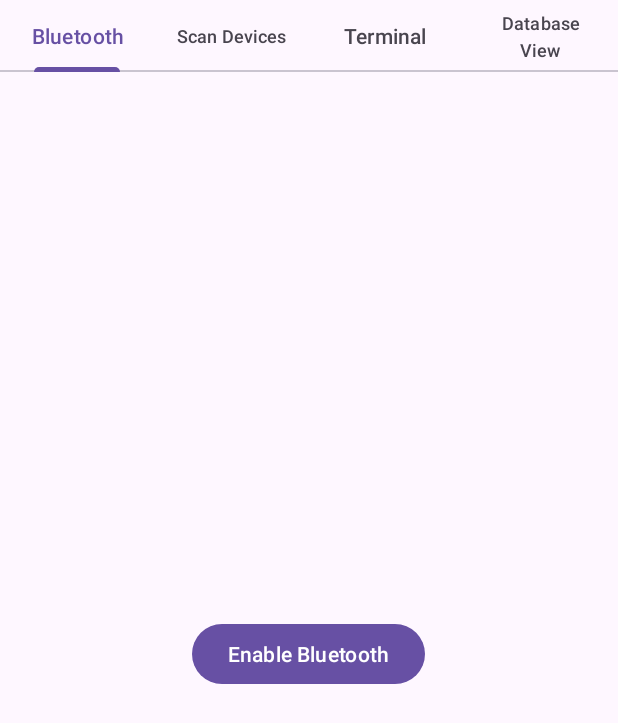
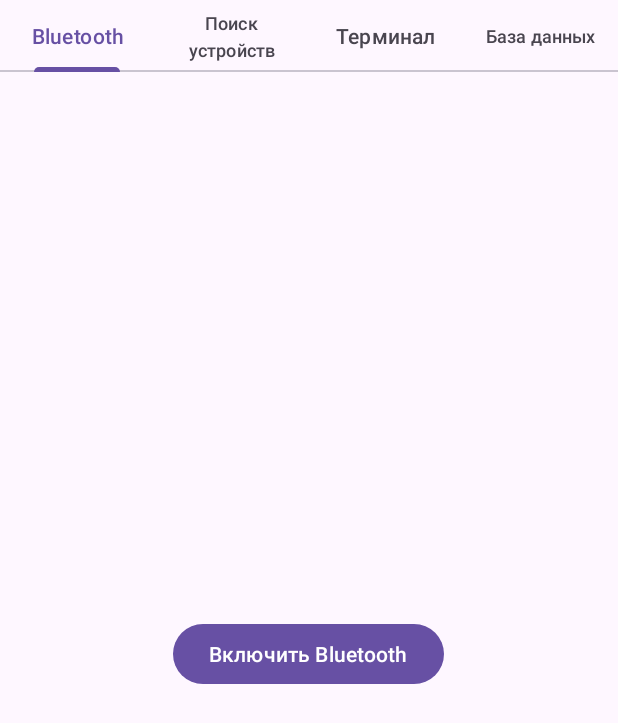
Before and after one commit to Almedada/ComTerminal, an Android app: the screen it shows after launch (MainActivity), on a phone screen of 412 x 824 dp. Shown: the top 723 px of the screen. Run offline under Robolectric (Android 15) with nearby library versions, the phone set to English and light mode, and no system bars; 1 statement that could not run was skipped.

Commit message:
Приложение на Русском!

```diff
--- a/Android/app/src/main/java/com/example/comterminal/MainActivity.java
+++ b/Android/app/src/main/java/com/example/comterminal/MainActivity.java
@@ -64,13 +64,13 @@
                     tab.setText("Bluetooth");
                     break;
                 case 1:
-                    tab.setText("Scan Devices");
+                    tab.setText("Поиск устройств");
                     break;
                 case 2:
-                    tab.setText("Terminal");
+                    tab.setText("Терминал");
                     break;
                 case 3:
-                    tab.setText("Database View"); // Заголовок для нового фрагмента
+                    tab.setText("База данных");
                     break;
             }
         }).attach();
--- a/Android/app/src/main/res/layout/fragment_bluetooth.xml
+++ b/Android/app/src/main/res/layout/fragment_bluetooth.xml
@@ -8,5 +8,5 @@
         android:id="@+id/bluetoothButton"
         android:layout_width="wrap_content"
         android:layout_height="wrap_content"
-        android:text="Enable Bluetooth" />
+        android:text="Включить Bluetooth" />
 </LinearLayout>
--- a/Android/app/src/main/res/layout/fragment_database_view.xml
+++ b/Android/app/src/main/res/layout/fragment_database_view.xml
@@ -10,7 +10,7 @@
         android:id="@+id/loadButton"
         android:layout_width="match_parent"
         android:layout_height="wrap_content"
-        android:text="Load Data" />
+        android:text="Загрузить базу" />
 
     <!-- Контейнер для вывода данных -->
     <ScrollView
@@ -33,6 +33,6 @@
         android:id="@+id/clearButton"
         android:layout_width="match_parent"
         android:layout_height="wrap_content"
-        android:text="Clear Data"
+        android:text="Очистить базу"
         android:layout_marginTop="8dp" />
 </LinearLayout>
--- a/Android/app/src/main/res/layout/fragment_device_scan.xml
+++ b/Android/app/src/main/res/layout/fragment_device_scan.xml
@@ -52,7 +52,7 @@
             android:id="@+id/sendMessageButton"
             android:layout_width="wrap_content"
             android:layout_height="wrap_content"
-            android:text="Разорвать соединение!"
+            android:text="Разорвать соединение"
             android:layout_gravity="center" />
     </LinearLayout>
 </LinearLayout>
```
Also changed, not shown: 2 other files.
